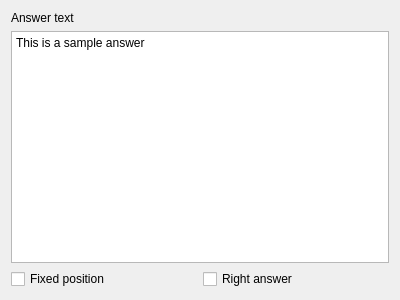
First picture: the form in qtui/ui/tabpage.ui, repository matcom/autoexam, before the edit.
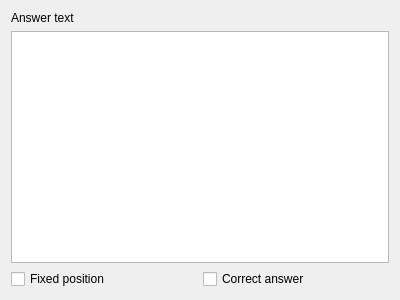
Second picture: the form after the edit.

Commit message:
Make minor edits in the UI texts
Also added a couple of (still dummy) import and export master buttons.

The edit to the form file:
```diff
--- a/qtui/ui/tabpage.ui
+++ b/qtui/ui/tabpage.ui
@@ -24,7 +24,7 @@
    <item>
     <widget class="QPlainTextEdit" name="questionEdit">
      <property name="plainText">
-      <string>This is a sample answer</string>
+      <string></string>
      </property>
     </widget>
    </item>
@@ -40,7 +40,7 @@
      <item>
       <widget class="QCheckBox" name="rightBox">
        <property name="text">
-        <string>Right answer</string>
+        <string>Correct answer</string>
        </property>
       </widget>
      </item>
```
The commit also changes 1 other file.
